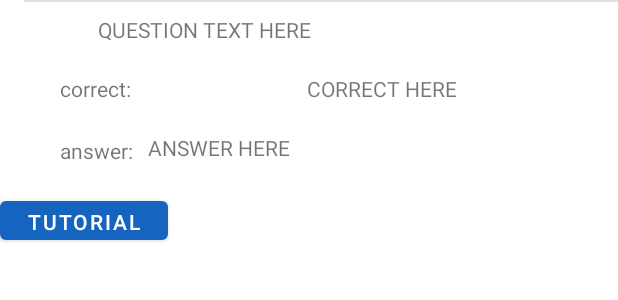
After one commit to charbelc15/COEApp, an Android app: the layout recycler_question_layout.xml on its own in the app's theme, with its tools: preview values and no code run, on a phone screen of 412 x 824 dp. The commit adds this screen. Shown: the top 300 px of the screen. Run offline under Robolectric (Android 15) with nearby library versions, the phone set to English and light mode, and no system bars.

Commit message:
added recycler view for the questions in an attempt, shows the question with correct answer and the user answer, and a button that opens the tutorial link

```diff
--- a/app/src/main/AndroidManifest.xml
+++ b/app/src/main/AndroidManifest.xml
@@ -18,6 +18,9 @@
         android:roundIcon="@mipmap/java"
         android:supportsRtl="true"
         android:theme="@style/Theme.Project3">
+        <activity
+            android:name=".AttemptViewActivity"
+            android:exported="true" />
         <activity
             android:name=".SettingsActivity"
             android:exported="false"
--- a/app/src/main/java/com/example/project3/AttemptRecyclerViewAdapter.java
+++ b/app/src/main/java/com/example/project3/AttemptRecyclerViewAdapter.java
@@ -15,10 +15,12 @@ import java.util.List;
 public class AttemptRecyclerViewAdapter extends RecyclerView.Adapter<AttemptViewHolder>
 {
     private List<Attempt> attempts;
+    private AttemptViewHolder.onAttemptClickedListener listener;
 
-    public AttemptRecyclerViewAdapter (ArrayList<Attempt> attempts )
+    public AttemptRecyclerViewAdapter (ArrayList<Attempt> attempts , AttemptViewHolder.onAttemptClickedListener listener )
     {
         this.attempts = attempts;
+        this.listener = listener;
     }
 
     @NonNull
@@ -27,7 +29,7 @@ public class AttemptRecyclerViewAdapter extends RecyclerView.Adapter<AttemptView
     {
         // inflate a layout
         View view = LayoutInflater.from(parent.getContext()).inflate(R.layout.recycler_attempt_layout , parent , false );
-        AttemptViewHolder holder = new AttemptViewHolder(view);
+        AttemptViewHolder holder = new AttemptViewHolder(view , listener);
 
         return holder;
     }
--- a/app/src/main/java/com/example/project3/QuizTypeActivity.java
+++ b/app/src/main/java/com/example/project3/QuizTypeActivity.java
@@ -29,8 +29,7 @@ import java.util.ArrayList;
 import java.util.List;
 import java.util.Random;
 
-public class QuizTypeActivity extends AppCompatActivity
-        {
+public class QuizTypeActivity extends AppCompatActivity {
 
     public ArrayList<Question> generatedQuestions;
     ListView listView;
--- a/app/src/main/java/com/example/project3/data/Attempt.java
+++ b/app/src/main/java/com/example/project3/data/Attempt.java
@@ -3,10 +3,11 @@ package com.example.project3.data;
 import androidx.room.Entity;
 import androidx.room.PrimaryKey;
 
+import java.io.Serializable;
 import java.time.Instant;
 
 @Entity(tableName = "attempts")
-public class Attempt {
+public class Attempt implements Serializable {
     private Instant date;
     private String quizType;
     private double cumulativeScore;
--- a/app/src/main/java/com/example/project3/data/AttemptWithResponses.java
+++ b/app/src/main/java/com/example/project3/data/AttemptWithResponses.java
@@ -3,9 +3,10 @@ package com.example.project3.data;
 import androidx.room.Embedded;
 import androidx.room.Relation;
 
+import java.io.Serializable;
 import java.util.List;
 
-public class AttemptWithResponses {
+public class AttemptWithResponses implements Serializable {
 
     @Embedded public Attempt attempt;
 
--- a/app/src/main/java/com/example/project3/data/QuestionResponse.java
+++ b/app/src/main/java/com/example/project3/data/QuestionResponse.java
@@ -1,10 +1,14 @@
 package com.example.project3.data;
+
+import android.provider.SearchRecentSuggestions;
 
 import androidx.room.Entity;
 import androidx.room.PrimaryKey;
 
+import java.io.Serializable;
+
 @Entity(tableName = "responses")
-public class QuestionResponse {
+public class QuestionResponse implements Serializable {
 
     public int questionId;
 
--- a/app/src/main/res/layout/recycler_attempt_layout.xml
+++ b/app/src/main/res/layout/recycler_attempt_layout.xml
@@ -7,7 +7,7 @@
 
 
     <TextView
-        android:id="@+id/textView5"
+        android:id="@+id/QuestionText"
         android:layout_width="wrap_content"
         android:layout_height="match_parent"
         android:layout_marginStart="24dp"
@@ -23,7 +23,7 @@
         android:layout_marginStart="5dp"
         android:text="HELLO WORLD"
         app:layout_constraintBottom_toBottomOf="parent"
-        app:layout_constraintStart_toEndOf="@+id/textView5"
+        app:layout_constraintStart_toEndOf="@+id/QuestionText"
         app:layout_constraintTop_toTopOf="parent"
         app:layout_constraintVertical_bias="0.487" />
 
--- /dev/null
+++ b/app/src/main/res/layout/recycler_question_layout.xml
@@ -0,0 +1,83 @@
+<?xml version="1.0" encoding="utf-8"?>
+<androidx.constraintlayout.widget.ConstraintLayout xmlns:android="http://schemas.android.com/apk/res/android"
+    xmlns:app="http://schemas.android.com/apk/res-auto"
+    xmlns:tools="http://schemas.android.com/tools"
+    android:layout_width="wrap_content"
+    android:layout_height="wrap_content">
+
+
+    <TextView
+        android:id="@+id/UserAnswerText"
+        android:layout_width="wrap_content"
+        android:layout_height="wrap_content"
+        android:layout_marginStart="10dp"
+        android:layout_marginTop="20dp"
+        android:text="ANSWER HERE"
+        app:layout_constraintStart_toEndOf="@+id/textView7"
+        app:layout_constraintTop_toBottomOf="@+id/CorrectAnswerText" />
+
+    <TextView
+        android:id="@+id/textView7"
+        android:layout_width="wrap_content"
+        android:layout_height="wrap_content"
+        android:layout_marginStart="40dp"
+        android:layout_marginTop="20dp"
+        android:layout_marginBottom="10dp"
+        android:text="answer:"
+        app:layout_constraintBottom_toBottomOf="parent"
+        app:layout_constraintStart_toStartOf="parent"
+        app:layout_constraintTop_toBottomOf="@+id/textView3"
+        app:layout_constraintVertical_bias="0.047" />
+
+    <TextView
+        android:id="@+id/CorrectAnswerText"
+        android:layout_width="wrap_content"
+        android:layout_height="wrap_content"
+        android:layout_marginStart="10dp"
+        android:layout_marginTop="20dp"
+        android:text="CORRECT HERE"
+        app:layout_constraintEnd_toEndOf="parent"
+        app:layout_constraintStart_toEndOf="@+id/textView3"
+        app:layout_constraintTop_toBottomOf="@+id/QuestionText" />
+
+    <TextView
+        android:id="@+id/QuestionText"
+        android:layout_width="wrap_content"
+        android:layout_height="match_parent"
+        android:layout_marginStart="10dp"
+        android:layout_marginTop="10dp"
+        android:layout_marginEnd="150dp"
+        android:text="QUESTION TEXT HERE"
+        app:layout_constraintEnd_toEndOf="parent"
+        app:layout_constraintStart_toStartOf="parent"
+        app:layout_constraintTop_toTopOf="parent" />
+
+
+    <View
+        android:id="@+id/divider"
+        android:layout_width="match_parent"
+        android:layout_height="1dp"
+        android:layout_marginStart="16dp"
+        android:background="?android:attr/listDivider"
+        app:layout_constraintStart_toStartOf="parent" />
+
+    <TextView
+        android:id="@+id/textView3"
+        android:layout_width="wrap_content"
+        android:layout_height="wrap_content"
+        android:layout_marginStart="40dp"
+        android:layout_marginTop="20dp"
+        android:text="correct:"
+        app:layout_constraintStart_toStartOf="parent"
+        app:layout_constraintTop_toBottomOf="@+id/QuestionText" />
+
+    <Button
+        android:id="@+id/TutorialButton"
+        android:layout_width="112dp"
+        android:layout_height="38dp"
+        android:layout_marginTop="20dp"
+        android:text="Tutorial"
+        app:layout_constraintStart_toStartOf="parent"
+        app:layout_constraintTop_toBottomOf="@+id/UserAnswerText" />
+
+</androidx.constraintlayout.widget.ConstraintLayout>
```
Also changed, not shown: app/src/main/java/com/example/project3/Attempt.java (deleted, +0 -56 lines), app/src/main/java/com/example/project3/AttemptViewActivity.java (added, +124 -0 lines), app/src/main/java/com/example/project3/AttemptViewHolder.java (+19 -2 lines), app/src/main/java/com/example/project3/AttemptsActivity.java (+30 -12 lines), app/src/main/java/com/example/project3/QuestioViewHolder.java (added, +34 -0 lines), app/src/main/java/com/example/project3/QuestionsRecyclerViewAdapter.java (added, +70 -0 lines), app/src/main/res/layout/activity_attempt_view.xml (added, +42 -0 lines).
